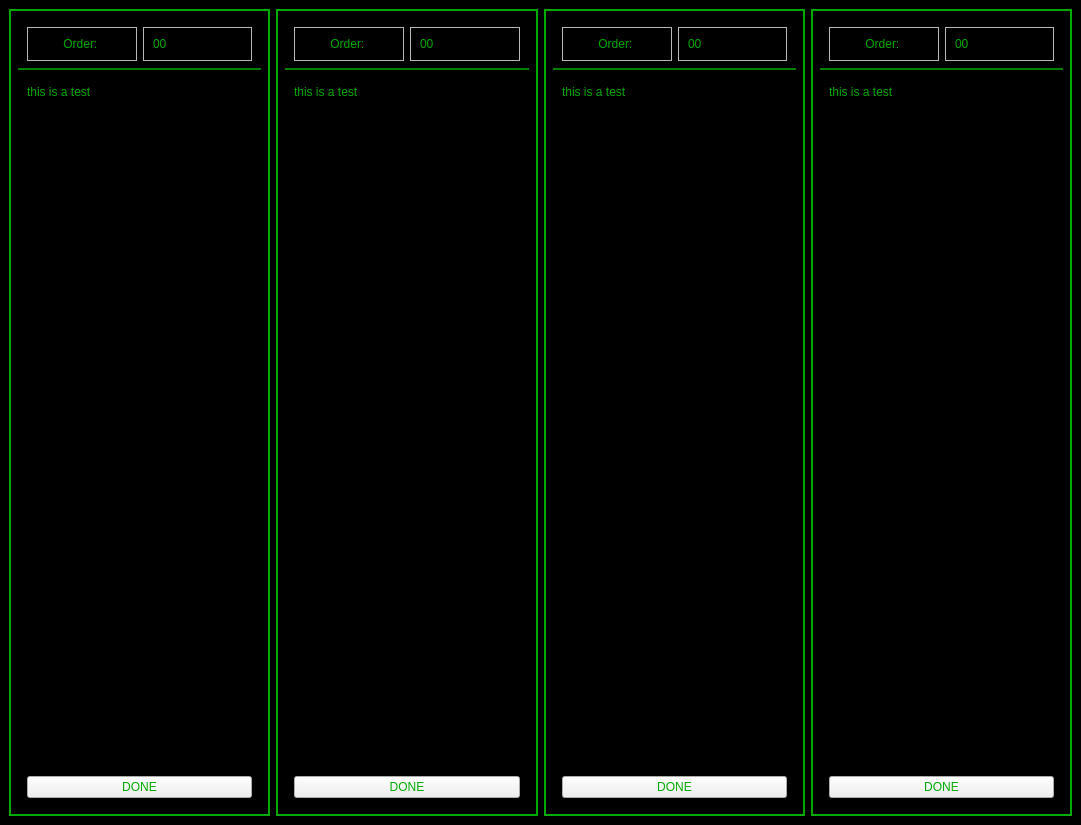
The window that Cook/cookGUI.ui (CS-3560-02-5/Los-Pollos-Hermanos-Drive-Thru-System) describes before a commit, drawn with Qt 5.
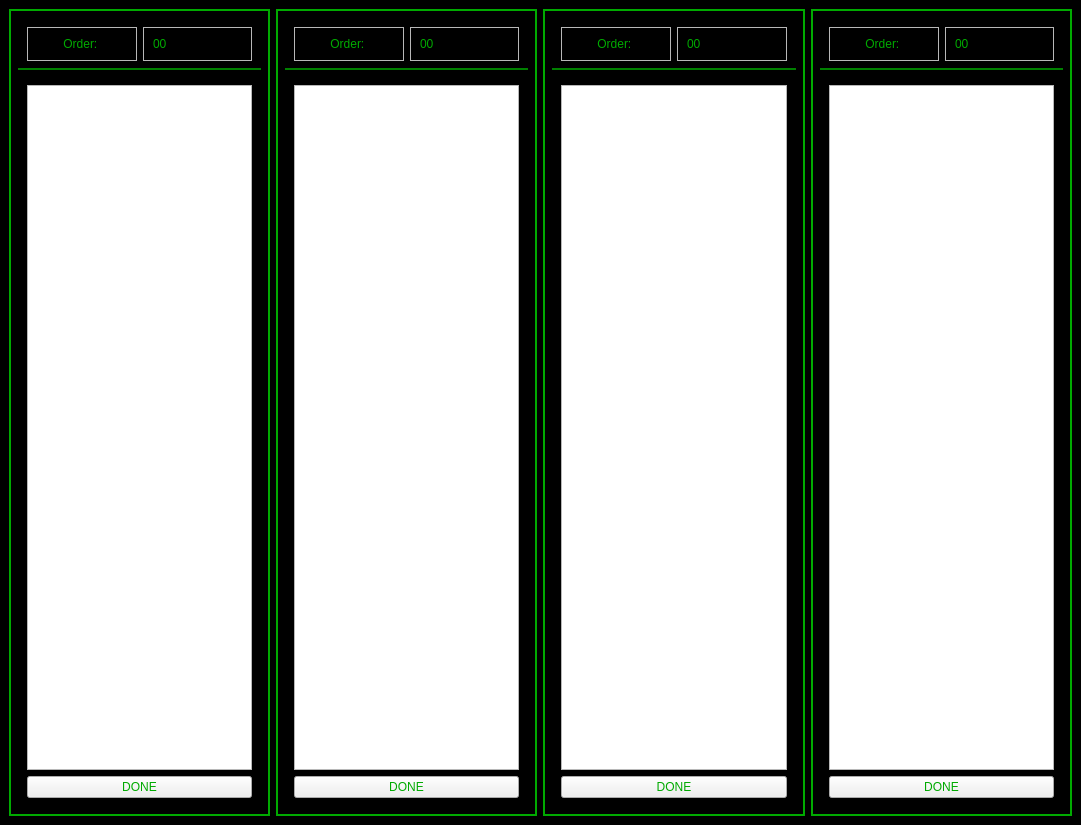
The same window after the commit.

Diff of the .ui file:
```diff
--- a/Cook/cookGUI.ui
+++ b/Cook/cookGUI.ui
@@ -107,18 +107,7 @@
         <widget class="QWidget" name="widget_5" native="true">
          <layout class="QVBoxLayout" name="verticalLayout_2">
           <item>
-           <widget class="QLabel" name="textArea1">
-            <property name="styleSheet">
-             <string notr="true">font: 16pt &quot;Arial&quot;;
-color: rgb(0, 170, 0);</string>
-            </property>
-            <property name="text">
-             <string>this is a test</string>
-            </property>
-            <property name="alignment">
-             <set>Qt::AlignLeading|Qt::AlignLeft|Qt::AlignTop</set>
-            </property>
-           </widget>
+           <widget class="QListWidget" name="listWidget"/>
           </item>
           <item>
            <widget class="QPushButton" name="doneButton1">
@@ -214,18 +203,7 @@
         <widget class="QWidget" name="widget_9" native="true">
          <layout class="QVBoxLayout" name="verticalLayout_3">
           <item>
-           <widget class="QLabel" name="textArea2">
-            <property name="styleSheet">
-             <string notr="true">font: 16pt &quot;Arial&quot;;
-color: rgb(0, 170, 0);</string>
-            </property>
-            <property name="text">
-             <string>this is a test</string>
-            </property>
-            <property name="alignment">
-             <set>Qt::AlignLeading|Qt::AlignLeft|Qt::AlignTop</set>
-            </property>
-           </widget>
+           <widget class="QListWidget" name="listWidget_2"/>
           </item>
           <item>
            <widget class="QPushButton" name="doneButton2">
@@ -321,18 +299,7 @@
         <widget class="QWidget" name="widget_10" native="true">
          <layout class="QVBoxLayout" name="verticalLayout_4">
           <item>
-           <widget class="QLabel" name="textArea3">
-            <property name="styleSheet">
-             <string notr="true">font: 16pt &quot;Arial&quot;;
-color: rgb(0, 170, 0);</string>
-            </property>
-            <property name="text">
-             <string>this is a test</string>
-            </property>
-            <property name="alignment">
-             <set>Qt::AlignLeading|Qt::AlignLeft|Qt::AlignTop</set>
-            </property>
-           </widget>
+           <widget class="QListWidget" name="listWidget_3"/>
           </item>
           <item>
            <widget class="QPushButton" name="doneButton3">
@@ -428,18 +395,7 @@
         <widget class="QWidget" name="widget_11" native="true">
          <layout class="QVBoxLayout" name="verticalLayout_5">
           <item>
-           <widget class="QLabel" name="textArea4">
-            <property name="styleSheet">
-             <string notr="true">font: 16pt &quot;Arial&quot;;
-color: rgb(0, 170, 0);</string>
-            </property>
-            <property name="text">
-             <string>this is a test</string>
-            </property>
-            <property name="alignment">
-             <set>Qt::AlignLeading|Qt::AlignLeft|Qt::AlignTop</set>
-            </property>
-           </widget>
+           <widget class="QListWidget" name="listWidget_4"/>
           </item>
           <item>
            <widget class="QPushButton" name="doneButton4">
```
